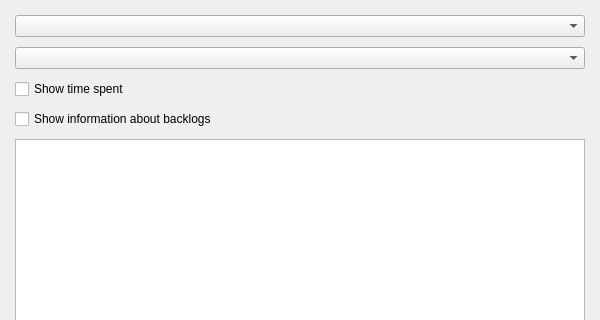
Qt form res/summary.ui (flowkeeper-org/fk-desktop) before a commit; both pictures show x 0 to 600 and y 0 to 320 of the 600 by 500 pixel window.
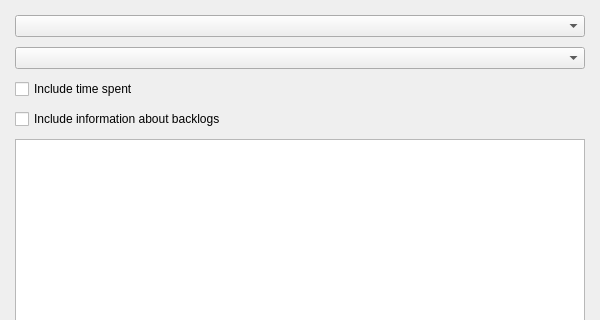
The same form after that commit.

Commit message: Backlogs are now part of work summary

```diff
--- a/res/summary.ui
+++ b/res/summary.ui
@@ -55,14 +55,14 @@
      <item>
       <widget class="QCheckBox" name="view_time_spent">
        <property name="text">
-        <string>Show time spent</string>
+        <string>Include time spent</string>
        </property>
       </widget>
      </item>
      <item>
       <widget class="QCheckBox" name="view_backlogs">
        <property name="text">
-        <string>Show information about backlogs</string>
+        <string>Include information about backlogs</string>
        </property>
       </widget>
      </item>
```
The commit also changes 1 other file.
